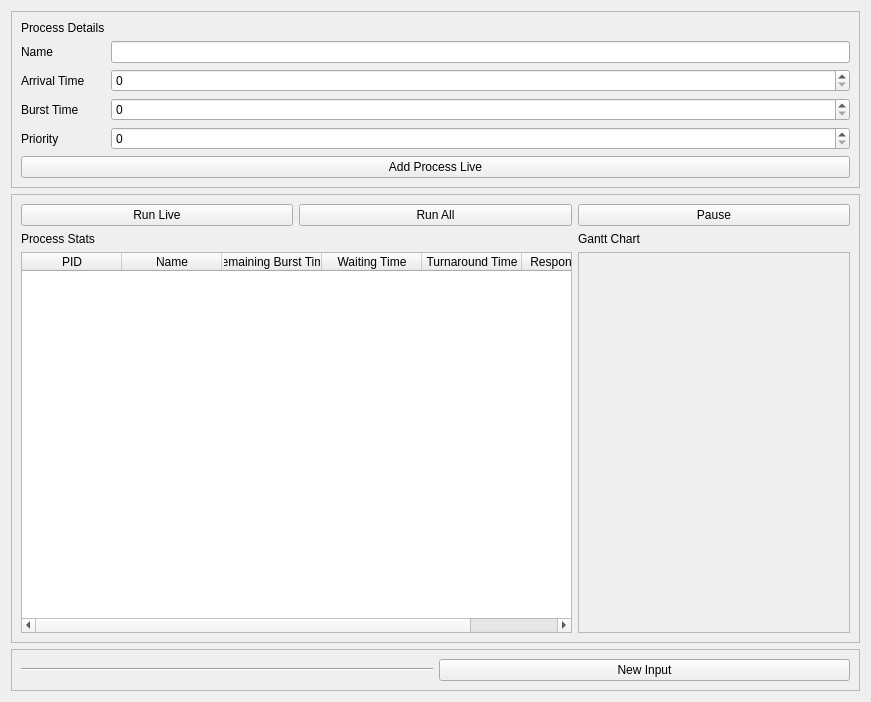
ashmod/Chronos, file src/GUI/PyQtUI/runLiveSceneUI.ui: the form before one commit.
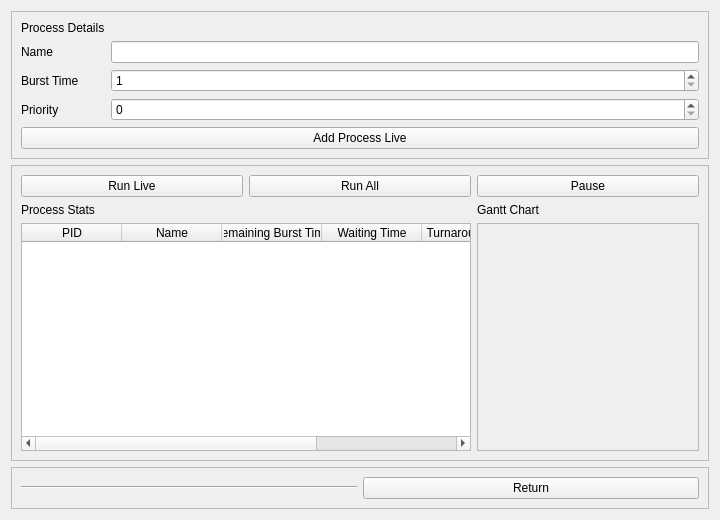
The form after the commit.

Patch:
```diff
--- a/src/GUI/PyQtUI/runLiveSceneUI.ui
+++ b/src/GUI/PyQtUI/runLiveSceneUI.ui
@@ -6,8 +6,8 @@
    <rect>
     <x>0</x>
     <y>0</y>
-    <width>871</width>
-    <height>702</height>
+    <width>720</width>
+    <height>520</height>
    </rect>
   </property>
   <property name="windowTitle">
@@ -27,10 +27,11 @@
        <widget class="QLineEdit" name="processNameTextBox"/>
       </item>
       <item row="2" column="1">
-       <widget class="QSpinBox" name="arrivalTimeSpinBox"/>
-      </item>
-      <item row="3" column="1">
-       <widget class="QSpinBox" name="burstTimeSpinBox"/>
+       <widget class="QSpinBox" name="burstTimeSpinBox">
+        <property name="minimum">
+         <number>1</number>
+        </property>
+       </widget>
       </item>
       <item row="0" column="0">
        <widget class="QLabel" name="label">
@@ -39,27 +40,20 @@
         </property>
        </widget>
       </item>
-      <item row="3" column="0">
+      <item row="2" column="0">
        <widget class="QLabel" name="label_6">
         <property name="text">
          <string>Burst Time</string>
         </property>
        </widget>
       </item>
-      <item row="4" column="0">
+      <item row="3" column="0">
        <widget class="QLabel" name="label_7">
         <property name="text">
          <string>Priority</string>
         </property>
        </widget>
       </item>
-      <item row="2" column="0">
-       <widget class="QLabel" name="label_5">
-        <property name="text">
-         <string>Arrival Time</string>
-        </property>
-       </widget>
-      </item>
       <item row="1" column="0">
        <widget class="QLabel" name="label_4">
         <property name="text">
@@ -67,14 +61,14 @@
         </property>
        </widget>
       </item>
-      <item row="5" column="0" colspan="2">
+      <item row="4" column="0" colspan="2">
        <widget class="QPushButton" name="addLiveProcessButton">
         <property name="text">
          <string>Add Process Live</string>
         </property>
        </widget>
       </item>
-      <item row="4" column="1">
+      <item row="3" column="1">
        <widget class="QSpinBox" name="prioritySpinBox"/>
       </item>
      </layout>
@@ -195,7 +189,7 @@
       <item>
        <widget class="QPushButton" name="returnToInputSceneButton">
         <property name="text">
-         <string>New Input</string>
+         <string>Return</string>
         </property>
        </widget>
       </item>
```
Left out of the diff: 16 changed lines with no effect on the pictures.
